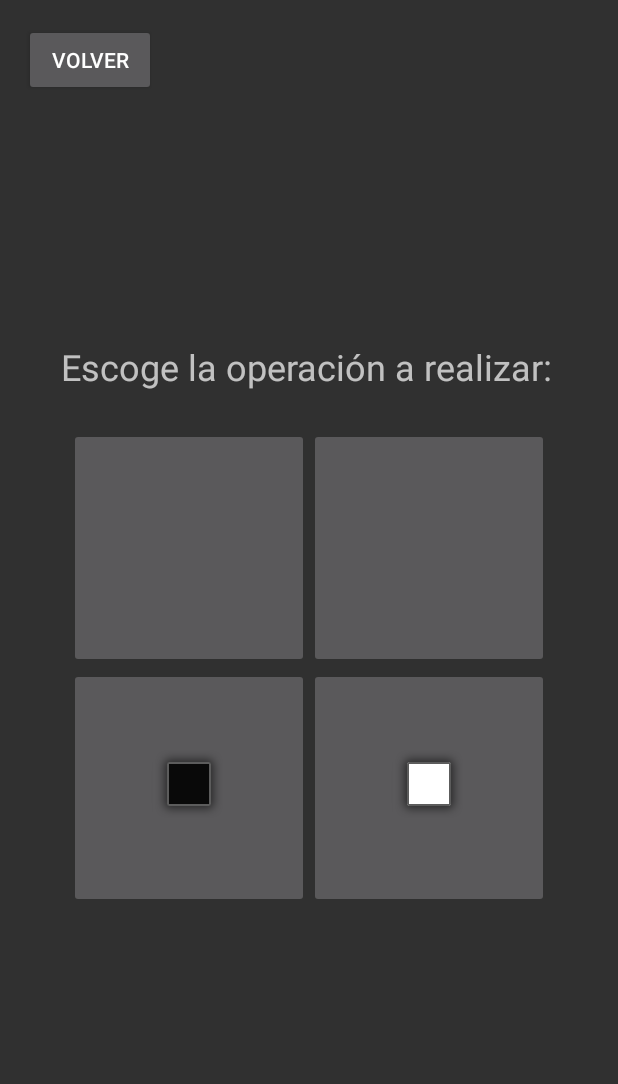
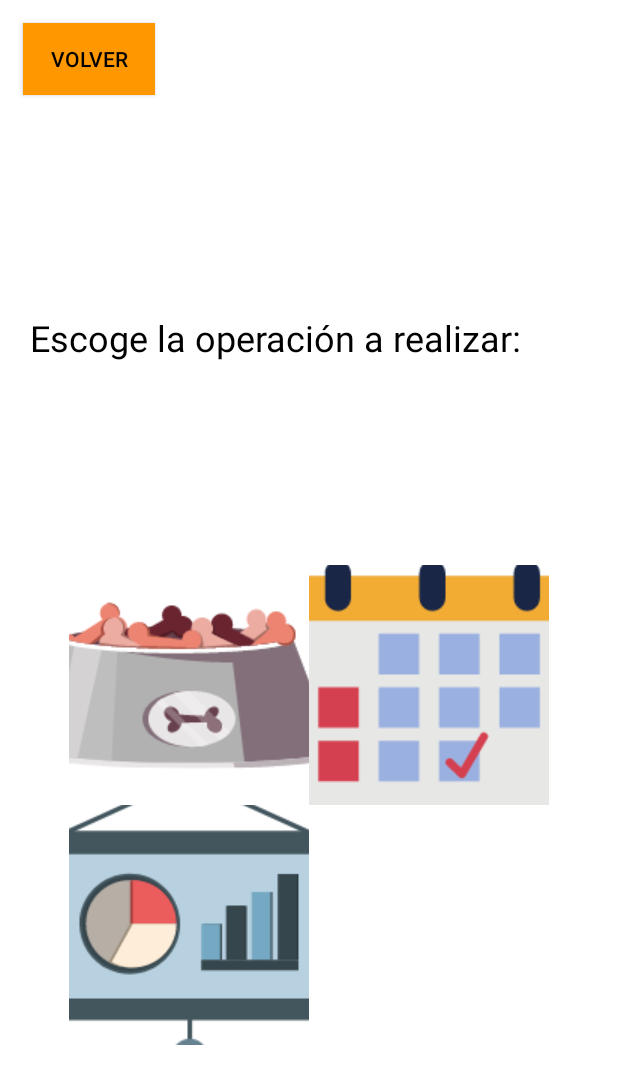
Before and after one commit to ersepull/Proyecto_PST_G1, an Android app: the Actions screen opened directly, with no data from a screen before it, on a phone screen of 412 x 824 dp. Shown: the top 1084 px of the screen. Run offline under Robolectric (Android 15) with nearby library versions, the light colour scheme and no system bars; 1 statement that could not run was skipped.

Commit message:
última actualización de los activities

```diff
--- a/app/src/main/java/com/example/dispetser/Actions.java
+++ b/app/src/main/java/com/example/dispetser/Actions.java
@@ -15,7 +15,7 @@ public class Actions extends AppCompatActivity {
         setContentView(R.layout.activity_actions);
         Bundle bundle = getIntent().getExtras();
         TextView log= (TextView) findViewById(R.id.Bienvenida);
-        //log.setText( "Bienvenido "+bundle.getString("username")+" a DISPETSER");
+        log.setText( "Bienvenido "+bundle.getString("username")+" a DISPETSER");
     }
 
     public void volver(View view) {
--- a/app/src/main/java/com/example/dispetser/Login.java
+++ b/app/src/main/java/com/example/dispetser/Login.java
@@ -30,7 +30,7 @@ public class Login extends AppCompatActivity {
         password.setText("");
         finish();
     }
-    public void acciones(View view){
+    public void acciones (View view){
         if(!username.getText().toString().equals("") && !password.getText().toString().equals("")){
         Intent i = new Intent(this, Actions.class );
         i.putExtra("username", username.getText().toString());
@@ -39,5 +39,12 @@ public class Login extends AppCompatActivity {
         password.setText("");
         finish();}
         else{Toast.makeText(this, "Ingrese los datos completos",Toast.LENGTH_SHORT).show();}
+        Intent i = new Intent(this, Actions.class );
+        if(username.equals("Grupo_1") && password.equals("12345")){
+            startActivity(i);
+
+        }
     }
+
+
 }
--- a/app/src/main/res/layout/activity_actions.xml
+++ b/app/src/main/res/layout/activity_actions.xml
@@ -3,52 +3,59 @@
     xmlns:app="http://schemas.android.com/apk/res-auto"
     xmlns:tools="http://schemas.android.com/tools"
     android:layout_width="match_parent"
-    android:layout_height="match_parent">
+    android:layout_height="match_parent"
+    android:background="@color/white">
 
     <TextView
         android:id="@+id/textView4"
-        android:layout_width="331dp"
-        android:layout_height="57dp"
+        android:layout_width="0dp"
+        android:layout_height="40dp"
+        android:layout_marginStart="20dp"
+        android:layout_marginTop="30dp"
+        android:layout_marginEnd="20dp"
         android:text="Escoge la operación a realizar:"
         android:textSize="24sp"
-        app:layout_constraintBottom_toBottomOf="parent"
+        android:textColor="@color/black"
         app:layout_constraintEnd_toEndOf="parent"
-        app:layout_constraintHorizontal_bias="0.505"
         app:layout_constraintStart_toStartOf="parent"
-        app:layout_constraintTop_toTopOf="parent"
-        app:layout_constraintVertical_bias="0.297" />
+        app:layout_constraintTop_toBottomOf="@+id/Bienvenida" />
 
     <Button
         android:id="@+id/button5"
         android:layout_width="wrap_content"
         android:layout_height="wrap_content"
-        android:layout_marginStart="16dp"
-        android:layout_marginTop="16dp"
+        android:layout_marginStart="15dp"
+        android:layout_marginTop="15dp"
+        android:background="#FF9800"
         android:onClick="volver"
-        android:text="@string/volver"
+        android:text="Volver"
+        android:textColor="@color/black"
         app:layout_constraintStart_toStartOf="parent"
         app:layout_constraintTop_toTopOf="parent" />
 
     <TextView
         android:id="@+id/Bienvenida"
-        android:layout_width="321dp"
+        android:layout_width="0dp"
         android:layout_height="100dp"
+        android:layout_marginStart="20dp"
+        android:layout_marginTop="15dp"
+        android:layout_marginEnd="20dp"
         android:textSize="24sp"
-        app:layout_constraintBottom_toBottomOf="parent"
+        android:textColor="@color/black"
         app:layout_constraintEnd_toEndOf="parent"
         app:layout_constraintHorizontal_bias="0.498"
         app:layout_constraintStart_toStartOf="parent"
-        app:layout_constraintTop_toTopOf="parent"
-        app:layout_constraintVertical_bias="0.14" />
+        app:layout_constraintTop_toBottomOf="@+id/button5" />
 
     <TableLayout
+        android:id="@+id/tableLayout"
         android:layout_width="320dp"
         android:layout_height="320dp"
         app:layout_constraintBottom_toBottomOf="parent"
         app:layout_constraintEnd_toEndOf="parent"
         app:layout_constraintStart_toStartOf="parent"
-        app:layout_constraintTop_toBottomOf="@+id/textView4"
-        app:layout_constraintVertical_bias="0.0">
+        app:layout_constraintTop_toBottomOf="@+id/textView4">
+
 
         <TableRow
             android:layout_width="match_parent"
@@ -59,16 +66,16 @@
                 android:layout_width="160dp"
                 android:layout_height="160dp"
                 android:onClick="llenado"
-                tools:ignore="SpeakableTextPresentCheck"
-                tools:srcCompat="@tools:sample/avatars" />
+                android:src="@drawable/alimentar"
+                tools:ignore="SpeakableTextPresentCheck" />
 
             <ImageButton
                 android:id="@+id/cronograma"
                 android:layout_width="160dp"
                 android:layout_height="160dp"
                 android:onClick="cronograma"
-                tools:ignore="SpeakableTextPresentCheck"
-                tools:srcCompat="@tools:sample/avatars" />
+                android:src="@drawable/cronograma"
+                tools:ignore="SpeakableTextPresentCheck" />
         </TableRow>
 
         <TableRow
@@ -80,16 +87,10 @@
                 android:layout_width="160dp"
                 android:layout_height="160dp"
                 android:onClick="estadisticas"
-                app:srcCompat="@android:drawable/alert_dark_frame"
-                tools:ignore="SpeakableTextPresentCheck" />
+                tools:ignore="SpeakableTextPresentCheck"
+                android:src="@drawable/estadisticas"/>
 
-            <ImageButton
-                android:id="@+id/cerrar"
-                android:layout_width="160dp"
-                android:layout_height="160dp"
-                android:onClick="salir"
-                app:srcCompat="@android:drawable/alert_light_frame"
-                tools:ignore="SpeakableTextPresentCheck" />
+
         </TableRow>
 
     </TableLayout>
```
Also changed, not shown: app/src/main/res/drawable/alimentar.png (added), app/src/main/res/drawable/cronograma.png (added), app/src/main/res/drawable/estadisticas.png (added).
